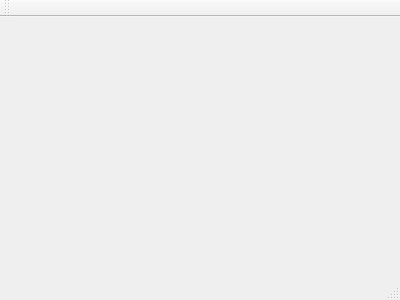
The window that mainwindow.ui (enjoysoftware/Qt-Translate-Sample) describes before a commit, drawn with Qt 5.
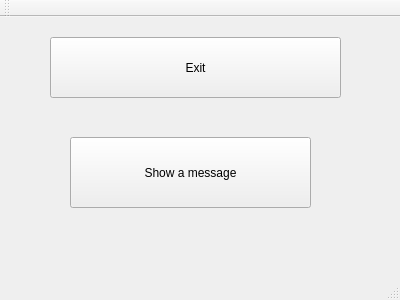
The same window after the commit.

Commit message: UIを更新

```diff
--- a/mainwindow.ui
+++ b/mainwindow.ui
@@ -12,13 +12,55 @@
   <property name="windowTitle" >
    <string>MainWindow</string>
   </property>
-  <widget class="QMenuBar" name="menuBar" />
-  <widget class="QToolBar" name="mainToolBar" />
-  <widget class="QWidget" name="centralWidget" />
-  <widget class="QStatusBar" name="statusBar" />
+  <widget class="QWidget" name="centralWidget">
+   <widget class="QPushButton" name="pushButton">
+    <property name="geometry">
+     <rect>
+      <x>50</x>
+      <y>20</y>
+      <width>291</width>
+      <height>61</height>
+     </rect>
+    </property>
+    <property name="text">
+     <string>Exit</string>
+    </property>
+   </widget>
+   <widget class="QPushButton" name="pushButton_2">
+    <property name="geometry">
+     <rect>
+      <x>70</x>
+      <y>120</y>
+      <width>241</width>
+      <height>71</height>
+     </rect>
+    </property>
+    <property name="text">
+     <string>Show a message</string>
+    </property>
+   </widget>
+  </widget>
+  <widget class="QMenuBar" name="menuBar">
+   <property name="geometry">
+    <rect>
+     <x>0</x>
+     <y>0</y>
+     <width>400</width>
+     <height>31</height>
+    </rect>
+   </property>
+  </widget>
+  <widget class="QToolBar" name="mainToolBar">
+   <attribute name="toolBarArea">
+    <enum>TopToolBarArea</enum>
+   </attribute>
+   <attribute name="toolBarBreak">
+    <bool>false</bool>
+   </attribute>
+  </widget>
+  <widget class="QStatusBar" name="statusBar"/>
  </widget>
- <layoutDefault spacing="6" margin="11" />
- <pixmapfunction></pixmapfunction>
+ <layoutdefault spacing="6" margin="11"/>
  <resources/>
  <connections/>
 </ui>
```
Left out of the diff: 7 changed lines with no effect on the pictures.
